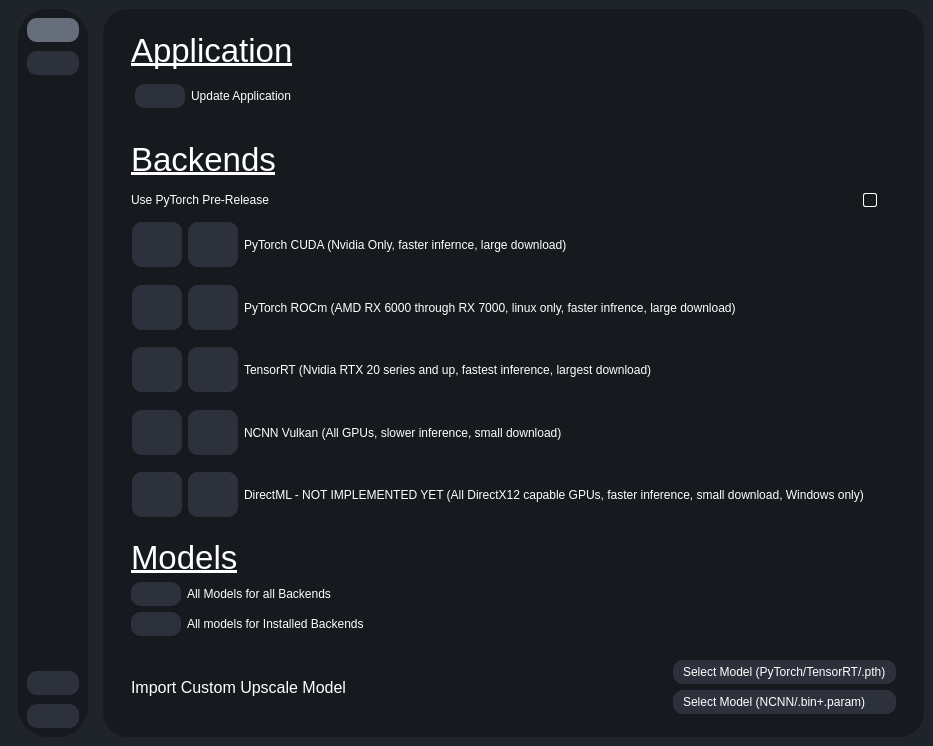
Above: testRVEInterface.ui from gokulmc/enhance_crop before the change. Below: the same form after it.
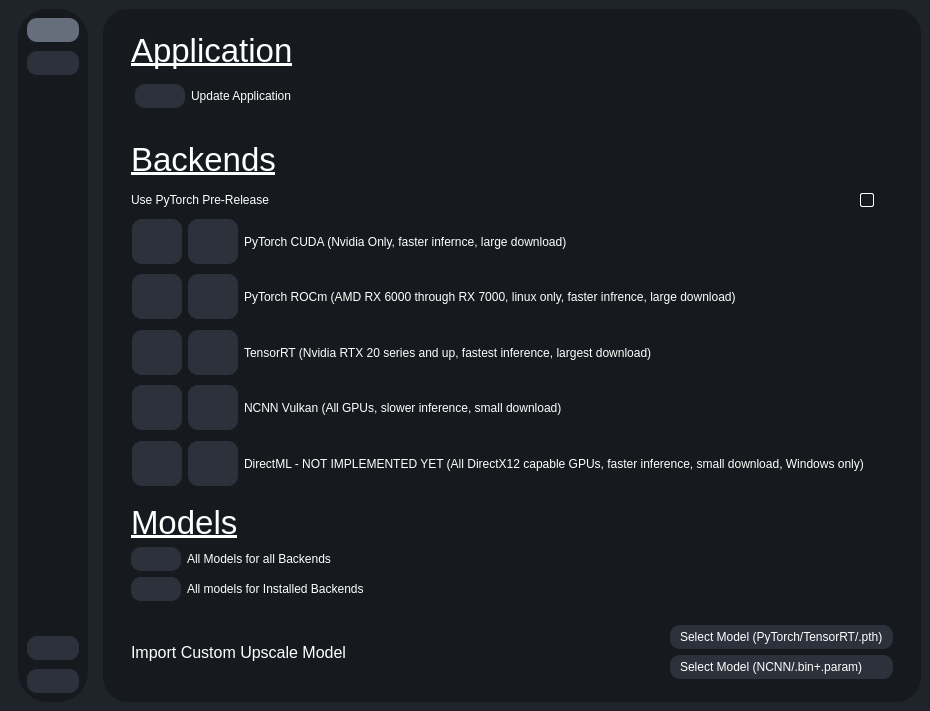
That is the form after the change. Icons and pictures are not drawn.

Commit message: return correct python version

Diff of the .ui file:
```diff
--- a/testRVEInterface.ui
+++ b/testRVEInterface.ui
@@ -6,8 +6,8 @@
    <rect>
     <x>0</x>
     <y>0</y>
-    <width>933</width>
-    <height>746</height>
+    <width>0</width>
+    <height>0</height>
    </rect>
   </property>
   <property name="sizePolicy">
```
Left out of the diff: 243 changed lines with no effect on the pictures. The commit also changes 1 other file.
